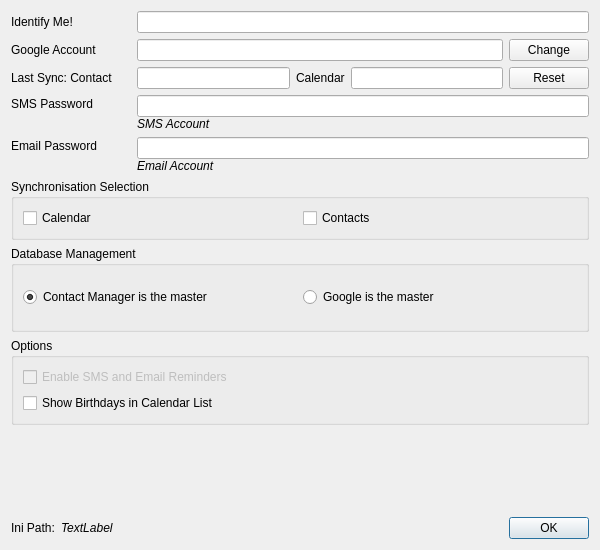
This is configuration.ui in trumpton/ContactManager as Qt 5 draws it before an edit. The edited form follows.
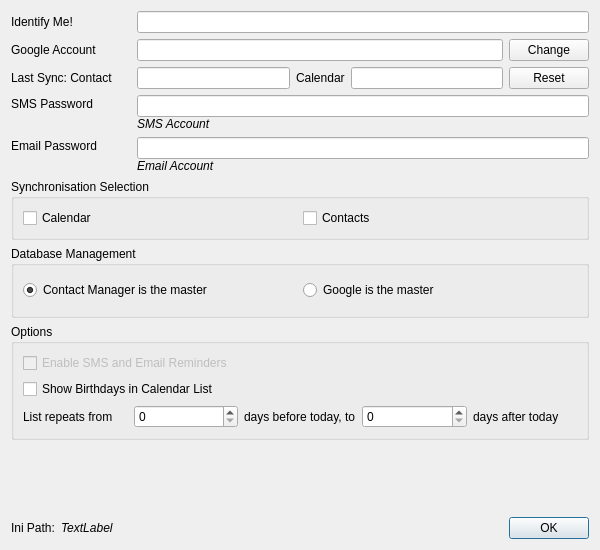
This is the edited form. Custom widgets are drawn as their Qt base class.

Commit message:
Show repeating appointments in the calendar list, from one stored appointment (#30)
A weekly, monthly or yearly repeat is worked out from its appointment each time the list is
built, for the days set in Setup (31 before today, 93 after by default).  Each repeat has its own
row, and the appointment is stored once.  Selecting a repeat selects its appointment, so the
contact is the appointment's.  The row on screen is kept when the list is rebuilt.

P30 checks one row for each week in the window, the appointment stored once, and that a repeat
opens the contact of its appointment.

```diff
--- a/configuration.ui
+++ b/configuration.ui
@@ -431,6 +431,51 @@
         </property>
        </widget>
       </item>
+      <item>
+       <layout class="QHBoxLayout" name="horizontalLayout_repeats">
+        <item>
+         <widget class="QLabel" name="labelRepeatsBefore">
+          <property name="text">
+           <string>List repeats from</string>
+          </property>
+         </widget>
+        </item>
+        <item>
+         <widget class="QSpinBox" name="repeatsBefore">
+          <property name="accessibleName">
+           <string>Days before today for repeats</string>
+          </property>
+          <property name="maximum">
+           <number>3650</number>
+          </property>
+         </widget>
+        </item>
+        <item>
+         <widget class="QLabel" name="labelRepeatsDaysBefore">
+          <property name="text">
+           <string>days before today, to</string>
+          </property>
+         </widget>
+        </item>
+        <item>
+         <widget class="QSpinBox" name="repeatsAfter">
+          <property name="accessibleName">
+           <string>Days after today for repeats</string>
+          </property>
+          <property name="maximum">
+           <number>3650</number>
+          </property>
+         </widget>
+        </item>
+        <item>
+         <widget class="QLabel" name="labelRepeatsDaysAfter">
+          <property name="text">
+           <string>days after today</string>
+          </property>
+         </widget>
+        </item>
+       </layout>
+      </item>
      </layout>
     </widget>
    </item>
```
The commit also changes 9 other files.
